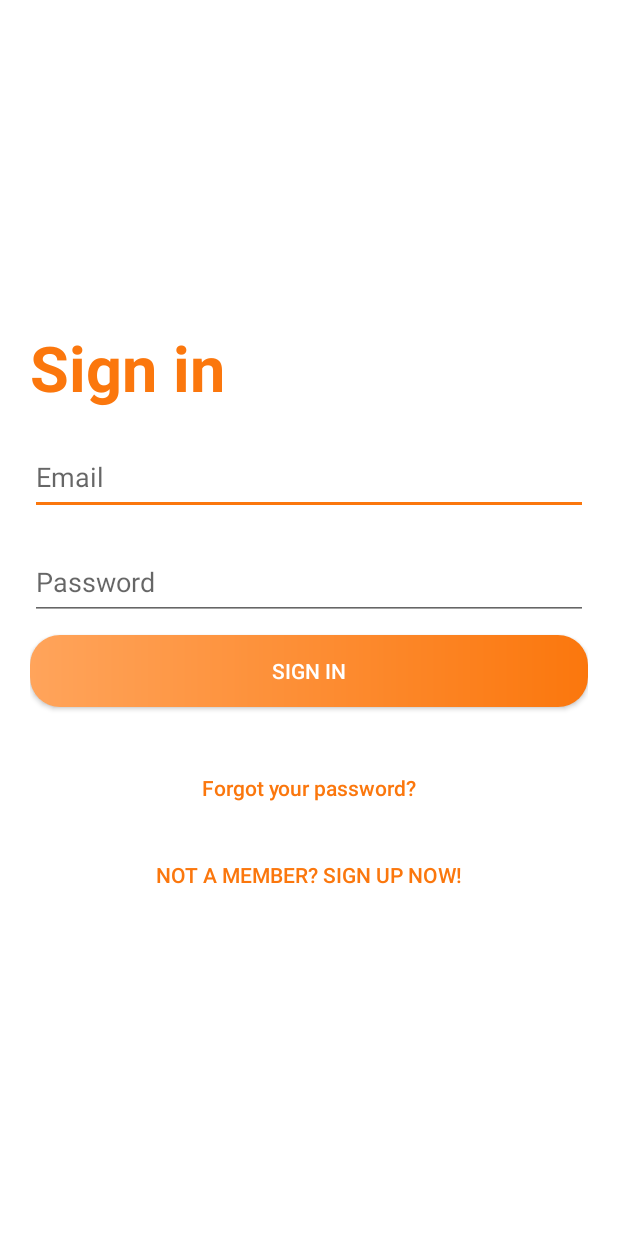
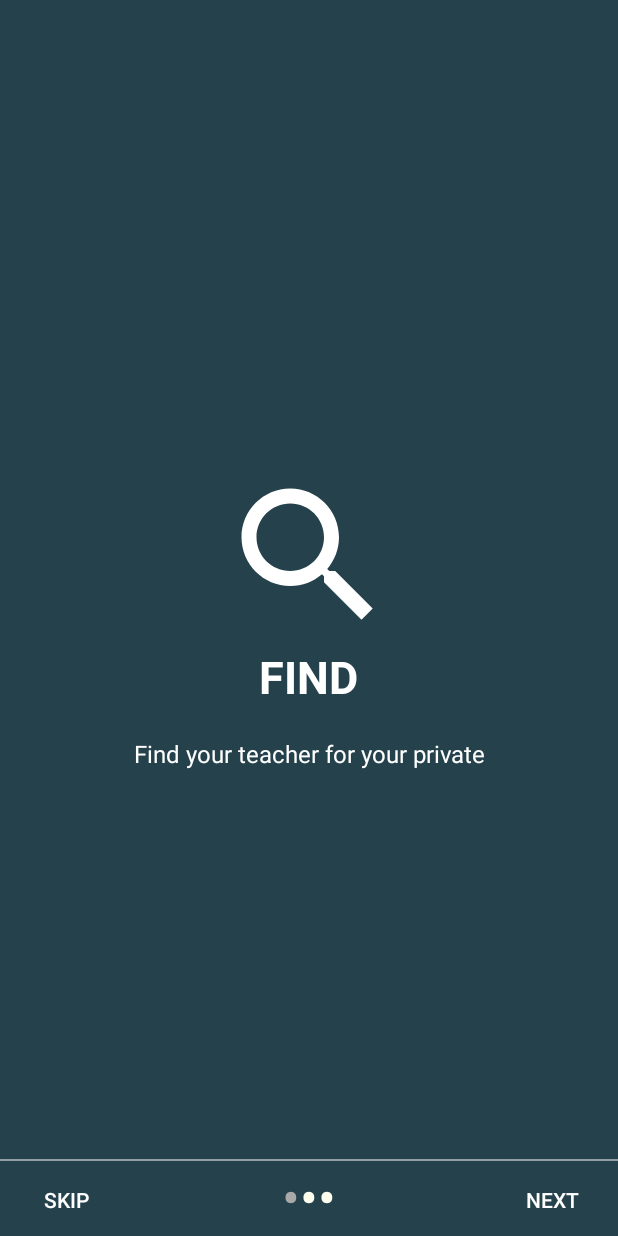
Before and after one commit to wznuhidayat/sipegat, an Android app: the screen it shows after launch (SignInActivity before the commit, WelcomeActivity after it), on a phone screen of 412 x 824 dp. Run offline under Robolectric (Android 15) with nearby library versions, the phone set to English and light mode, and no system bars; our stand-ins replace Firebase (no records; nobody signed in at launch, a user with empty details on screens opened directly).

Commit message:
add slider introduction

```diff
--- /dev/null
+++ b/app/src/main/java/dacas/official/sipegat/PrefManager.java
@@ -0,0 +1,36 @@
+package dacas.official.sipegat;
+
+
+import android.content.Context;
+import android.content.SharedPreferences;
+
+
+public class PrefManager {
+    SharedPreferences pref;
+    SharedPreferences.Editor editor;
+    Context _context;
+
+    // shared pref mode
+    int PRIVATE_MODE = 0;
+
+    // Shared preferences file name
+    private static final String PREF_NAME = "introslider";
+
+    private static final String IS_FIRST_TIME_LAUNCH = "IsFirstTimeLaunch";
+
+    public PrefManager(Context context) {
+        this._context = context;
+        pref = _context.getSharedPreferences(PREF_NAME, PRIVATE_MODE);
+        editor = pref.edit();
+    }
+
+    public void setFirstTimeLaunch(boolean isFirstTime) {
+        editor.putBoolean(IS_FIRST_TIME_LAUNCH, isFirstTime);
+        editor.commit();
+    }
+
+    public boolean isFirstTimeLaunch() {
+        return pref.getBoolean(IS_FIRST_TIME_LAUNCH, true);
+    }
+
+}
--- a/app/src/main/java/dacas/official/sipegat/SplashScreen.java
+++ b/app/src/main/java/dacas/official/sipegat/SplashScreen.java
@@ -7,16 +7,21 @@ import android.os.Handler;
 import android.view.Window;
 import android.view.WindowManager;
 import android.widget.TextView;
+import android.widget.Toast;
 
 import androidx.appcompat.app.AppCompatActivity;
 import androidx.core.content.ContextCompat;
 
+import com.google.firebase.auth.FirebaseAuth;
+
 public class SplashScreen extends AppCompatActivity {
+
+    private FirebaseAuth auth;
 
     @Override
     protected void onCreate(Bundle savedInstanceState) {
         super.onCreate(savedInstanceState);
-
+        auth = FirebaseAuth.getInstance();
         //menghilangkan ActionBar
         this.requestWindowFeature(Window.FEATURE_NO_TITLE);
         setContentView(R.layout.activity_splash_screen);
@@ -25,8 +30,17 @@ public class SplashScreen extends AppCompatActivity {
         handler.postDelayed(new Runnable() {
             @Override
             public void run() {
-                startActivity(new Intent(getApplicationContext(), MainActivity.class));
+
+//
                 finish();
+                if(auth.getInstance().getCurrentUser() == null){
+                    PrefManager prefManager = new PrefManager(getApplicationContext());
+                    prefManager.setFirstTimeLaunch(true);
+                    startActivity(new Intent(SplashScreen.this, WelcomeActivity.class));
+                    finish();
+                }else{
+                    startActivity(new Intent(getApplicationContext(), MainActivity.class));
+                }
             }
         }, 5000L); //3000 L = 3 detik
     }
--- /dev/null
+++ b/app/src/main/java/dacas/official/sipegat/WelcomeActivity.java
@@ -0,0 +1,206 @@
+package dacas.official.sipegat;
+
+import androidx.appcompat.app.AppCompatActivity;
+import androidx.viewpager.widget.ViewPager;
+
+import android.os.Bundle;
+
+
+import android.content.Context;
+import android.content.Intent;
+import android.graphics.Color;
+import android.os.Build;
+import android.os.Bundle;
+import androidx.viewpager.widget.PagerAdapter;
+import androidx.viewpager.widget.ViewPager;
+import android.text.Html;
+import android.view.LayoutInflater;
+import android.view.View;
+import android.view.ViewGroup;
+import android.view.Window;
+import android.view.WindowManager;
+import android.widget.Button;
+import android.widget.LinearLayout;
+import android.widget.TextView;
+
+public class WelcomeActivity extends AppCompatActivity {
+
+    private ViewPager viewPager;
+    private MyViewPagerAdapter myViewPagerAdapter;
+    private LinearLayout dotsLayout;
+    private TextView[] dots;
+    private int[] layouts;
+    private Button btnSkip, btnNext;
+    private PrefManager prefManager;
+
+    @Override
+    protected void onCreate(Bundle savedInstanceState) {
+        super.onCreate(savedInstanceState);
+
+        // mengecek lauch activity - sebelum memanggil setContentView()
+        prefManager = new PrefManager(this);
+        if (!prefManager.isFirstTimeLaunch()) {
+            launchHomeScreen();
+            finish();
+        }
+
+        // membuat transparan notifikasi
+        if (Build.VERSION.SDK_INT >= 21) {
+            getWindow().getDecorView().setSystemUiVisibility(View.SYSTEM_UI_FLAG_LAYOUT_STABLE | View.SYSTEM_UI_FLAG_LAYOUT_FULLSCREEN);
+        }
+
+        setContentView(R.layout.activity_welcome);
+
+        viewPager = (ViewPager) findViewById(R.id.view_pager);
+        dotsLayout = (LinearLayout) findViewById(R.id.layoutDots);
+        btnSkip = (Button) findViewById(R.id.btn_skip);
+        btnNext = (Button) findViewById(R.id.btn_next);
+
+
+        // layout xml slide 1 sampai 4
+        // add few more layouts if you want
+        layouts = new int[]{
+                R.layout.slide1,
+                R.layout.slide2,
+                R.layout.slide3};
+
+        // tombol dots (lingkaran kecil perpindahan slide)
+        addBottomDots(0);
+
+        // membuat transparan notifikasi
+        changeStatusBarColor();
+
+        myViewPagerAdapter = new MyViewPagerAdapter();
+        viewPager.setAdapter(myViewPagerAdapter);
+        viewPager.addOnPageChangeListener(viewPagerPageChangeListener);
+
+        btnSkip.setOnClickListener(new View.OnClickListener() {
+            @Override
+            public void onClick(View v) {
+                launchHomeScreen();
+            }
+        });
+
+        btnNext.setOnClickListener(new View.OnClickListener() {
+            @Override
+            public void onClick(View v) {
+                // mengecek page terakhir (slide 4)
+                // jika activity home sudah tampil
+                int current = getItem(+1);
+                if (current < layouts.length) {
+                    // move to next screen
+                    viewPager.setCurrentItem(current);
+                } else {
+                    launchHomeScreen();
+                }
+            }
+        });
+    }
+
+    private void addBottomDots(int currentPage) {
+        dots = new TextView[layouts.length];
+
+        int[] colorsActive = getResources().getIntArray(R.array.array_dot_active);
+        int[] colorsInactive = getResources().getIntArray(R.array.array_dot_inactive);
+
+        dotsLayout.removeAllViews();
+        for (int i = 0; i < dots.length; i++) {
+            dots[i] = new TextView(this);
+            dots[i].setText(Html.fromHtml("&#8226;"));
+            dots[i].setTextSize(35);
+            dots[i].setTextColor(colorsInactive[currentPage]);
+            dotsLayout.addView(dots[i]);
+        }
+
+        if (dots.length > 0)
+            dots[currentPage].setTextColor(colorsActive[currentPage]);
+    }
+
+    private int getItem(int i) {
+        return viewPager.getCurrentItem() + i;
+    }
+
+    private void launchHomeScreen() {
+        prefManager.setFirstTimeLaunch(false);
+        startActivity(new Intent(WelcomeActivity.this, MainActivity.class));
+        finish();
+    }
+
+    //  viewpager change listener
+    ViewPager.OnPageChangeListener viewPagerPageChangeListener = new ViewPager.OnPageChangeListener() {
+
+        @Override
+        public void onPageSelected(int position) {
+            addBottomDots(position);
+
+            // mengubah button lanjut 'NEXT' / 'GOT IT'
+            if (position == layouts.length - 1) {
+                // last page. make button text to GOT IT
+                btnNext.setText(getString(R.string.start));
+                btnSkip.setVisibility(View.GONE);
+            } else {
+                // still pages are left
+                btnNext.setText(getString(R.string.next));
+                btnSkip.setVisibility(View.VISIBLE);
+            }
+        }
+
+        @Override
+        public void onPageScrolled(int arg0, float arg1, int arg2) {
+
+        }
+
+        @Override
+        public void onPageScrollStateChanged(int arg0) {
+
+        }
+    };
+
+    /**
+     * Making notification bar transparent
+     */
+    private void changeStatusBarColor() {
+        if (Build.VERSION.SDK_INT >= Build.VERSION_CODES.LOLLIPOP) {
+            Window window = getWindow();
+            window.addFlags(WindowManager.LayoutParams.FLAG_DRAWS_SYSTEM_BAR_BACKGROUNDS);
+            window.setStatusBarColor(Color.TRANSPARENT);
+        }
+    }
+
+    /**
+     * View pager adapter
+     */
+    public class MyViewPagerAdapter extends PagerAdapter {
+        private LayoutInflater layoutInflater;
+
+        public MyViewPagerAdapter() {
+        }
+
+        @Override
+        public Object instantiateItem(ViewGroup container, int position) {
+            layoutInflater = (LayoutInflater) getSystemService(Context.LAYOUT_INFLATER_SERVICE);
+
+            View view = layoutInflater.inflate(layouts[position], container, false);
+            container.addView(view);
+
+            return view;
+        }
+
+        @Override
+        public int getCount() {
+            return layouts.length;
+        }
+
+        @Override
+        public boolean isViewFromObject(View view, Object obj) {
+            return view == obj;
+        }
+
+
+        @Override
+        public void destroyItem(ViewGroup container, int position, Object object) {
+            View view = (View) object;
+            container.removeView(view);
+        }
+    }
+}
--- /dev/null
+++ b/app/src/main/res/drawable/ic_search_white.xml
@@ -0,0 +1,5 @@
+<vector android:height="24dp" android:tint="#FFFFFF"
+    android:viewportHeight="24.0" android:viewportWidth="24.0"
+    android:width="24dp" xmlns:android="http://schemas.android.com/apk/res/android">
+    <path android:fillColor="#FF000000" android:pathData="M15.5,14h-0.79l-0.28,-0.27C15.41,12.59 16,11.11 16,9.5 16,5.91 13.09,3 9.5,3S3,5.91 3,9.5 5.91,16 9.5,16c1.61,0 3.09,-0.59 4.23,-1.57l0.27,0.28v0.79l5,4.99L20.49,19l-4.99,-5zM9.5,14C7.01,14 5,11.99 5,9.5S7.01,5 9.5,5 14,7.01 14,9.5 11.99,14 9.5,14z"/>
+</vector>
--- /dev/null
+++ b/app/src/main/res/layout/activity_welcome.xml
@@ -0,0 +1,52 @@
+<?xml version="1.0" encoding="utf-8"?>
+<RelativeLayout xmlns:android="http://schemas.android.com/apk/res/android"
+    xmlns:app="http://schemas.android.com/apk/res-auto"
+    xmlns:tools="http://schemas.android.com/tools"
+    android:layout_width="match_parent"
+    android:layout_height="match_parent"
+    tools:showIn="@layout/activity_welcome">
+
+
+    <androidx.viewpager.widget.ViewPager
+
+        android:id="@+id/view_pager"
+        android:layout_width="match_parent"
+        android:layout_height="match_parent" />
+
+    <LinearLayout
+        android:id="@+id/layoutDots"
+        android:layout_width="match_parent"
+        android:layout_height="@dimen/dots_height"
+        android:layout_alignParentBottom="true"
+        android:layout_marginBottom="@dimen/dots_margin_bottom"
+        android:gravity="center"
+        android:orientation="horizontal"></LinearLayout>
+
+    <View
+        android:layout_width="match_parent"
+        android:layout_height="1dp"
+        android:alpha=".5"
+        android:layout_above="@id/layoutDots"
+        android:background="@android:color/white" />
+
+    <Button
+        android:id="@+id/btn_next"
+        android:layout_width="wrap_content"
+        android:layout_height="wrap_content"
+        android:layout_alignParentBottom="true"
+        android:layout_alignParentRight="true"
+        android:background="@null"
+        android:text="@string/next"
+        android:textColor="@android:color/white" />
+
+    <Button
+        android:id="@+id/btn_skip"
+        android:layout_width="wrap_content"
+        android:layout_height="wrap_content"
+        android:layout_alignParentBottom="true"
+        android:layout_alignParentLeft="true"
+        android:background="@null"
+        android:text="skip"
+        android:textColor="@android:color/white" />
+
+</RelativeLayout>
--- /dev/null
+++ b/app/src/main/res/layout/slide1.xml
@@ -0,0 +1,39 @@
+<?xml version="1.0" encoding="utf-8"?>
+<RelativeLayout xmlns:android="http://schemas.android.com/apk/res/android"
+    android:layout_width="match_parent"
+    android:layout_height="match_parent"
+    android:background="@color/ColorDark">
+
+    <LinearLayout
+        android:layout_width="wrap_content"
+        android:layout_height="wrap_content"
+        android:layout_centerInParent="true"
+        android:gravity="center_horizontal"
+        android:orientation="vertical">
+
+        <ImageView
+            android:layout_width="@dimen/img_width_height"
+            android:layout_height="@dimen/img_width_height"
+            android:src="@drawable/ic_search_white" />
+
+        <TextView
+            android:layout_width="wrap_content"
+            android:layout_height="wrap_content"
+            android:text="@string/slide_1_title"
+            android:textColor="@android:color/white"
+            android:textSize="@dimen/slide_title"
+            android:textStyle="bold" />
+
+        <TextView
+            android:layout_width="wrap_content"
+            android:layout_height="wrap_content"
+            android:layout_marginTop="20dp"
+            android:paddingLeft="@dimen/desc_padding"
+            android:paddingRight="@dimen/desc_padding"
+            android:text="@string/slide_1_desc"
+            android:textAlignment="center"
+            android:textColor="@android:color/white"
+            android:textSize="@dimen/slide_desc" />
+
+    </LinearLayout>
+</RelativeLayout>
--- a/app/src/main/res/values/colors.xml
+++ b/app/src/main/res/values/colors.xml
@@ -9,4 +9,32 @@
     <color name="OrangeSoft">#FFA45B</color>
     <color name="ColorSoft">#FFEBDB</color>
     <color name="ColorDark">#25424C</color>
+
+
+
+    <!-- dots inactive colors -->
+    <color name="dot_dark_screen1">#FFFFF0</color>
+    <color name="dot_dark_screen2">#FFFFF0</color>
+    <color name="dot_dark_screen3">#FFFFF0</color>
+    <color name="dot_dark_screen4">#FFFFF0</color>
+
+    <!-- dots active colors -->
+    <color name="dot_light_screen1">#A9A9A9</color>
+    <color name="dot_light_screen2">#A9A9A9</color>
+    <color name="dot_light_screen3">#A9A9A9</color>
+    <color name="dot_light_screen4">#A9A9A9</color>
+
+    <array name="array_dot_active">
+        <item>@color/dot_light_screen1</item>
+        <item>@color/dot_light_screen2</item>
+        <item>@color/dot_light_screen3</item>
+        <item>@color/dot_light_screen4</item>
+    </array>
+
+    <array name="array_dot_inactive">
+        <item>@color/dot_dark_screen1</item>
+        <item>@color/dot_dark_screen2</item>
+        <item>@color/dot_dark_screen3</item>
+        <item>@color/dot_dark_screen4</item>
+    </array>
 </resources>
--- a/app/src/main/res/values/dimens.xml
+++ b/app/src/main/res/values/dimens.xml
@@ -2,4 +2,10 @@
     <dimen name="fab_margin">16dp</dimen>
     <dimen name="activity_horizontal_margin">16dp</dimen>
     <dimen name="activity_vertical_margin">16dp</dimen>
+    <dimen name="dots_height">30dp</dimen>
+    <dimen name="dots_margin_bottom">20dp</dimen>
+    <dimen name="img_width_height">120dp</dimen>
+    <dimen name="slide_title">30dp</dimen>
+    <dimen name="slide_desc">16dp</dimen>
+    <dimen name="desc_padding">40dp</dimen>
 </resources>
--- a/app/src/main/res/values/strings.xml
+++ b/app/src/main/res/values/strings.xml
@@ -53,4 +53,20 @@
         <item>November</item>
         <item>December</item>
     </string-array>
+    <string name="title_activity_welcome">Home Screen</string>
+<!--    <string name="next">LANJUT</string>-->
+    <string name="skip">Skip</string>
+    <string name="start">Start</string>
+
+    <string name="slide_1_title">FIND</string>
+    <string name="slide_1_desc">Find your teacher for your private</string>
+
+    <string name="slide_2_title">SCHEDULE</string>
+    <string name="slide_2_desc">Set your study schedule anytime and anywhere</string>
+
+    <string name="slide_3_title">TEACHER</string>
+    <string name="slide_3_desc">Finally, Make a deal with your chosen teacher</string>
+
+    <string name="slide_4_title">GUIDE</string>
+    <string name="slide_4_desc">Cari Guide Untuk Menemani Perjalananmu Agar  semakin asyik </string>
 </resources>
```
Also changed, not shown: app/src/main/AndroidManifest.xml (+8 -4 lines), app/src/main/res/layout/slide2.xml (added, +41 -0 lines), app/src/main/res/layout/slide3.xml (added, +40 -0 lines), app/src/main/res/drawable/ic_calendar.png.
